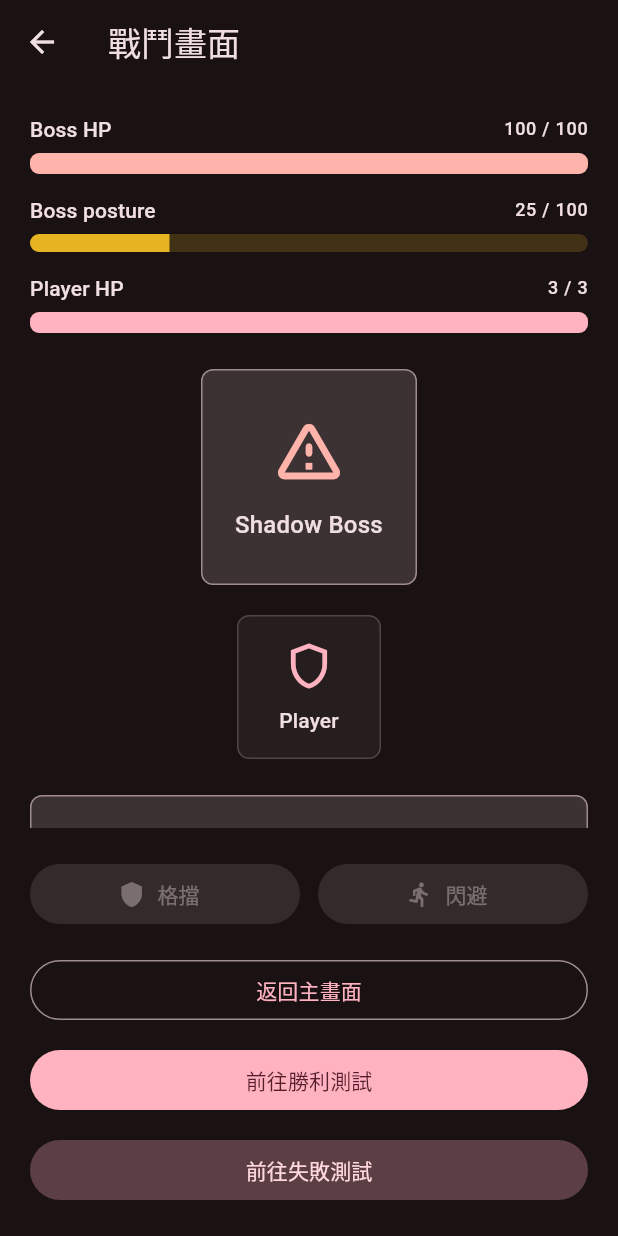
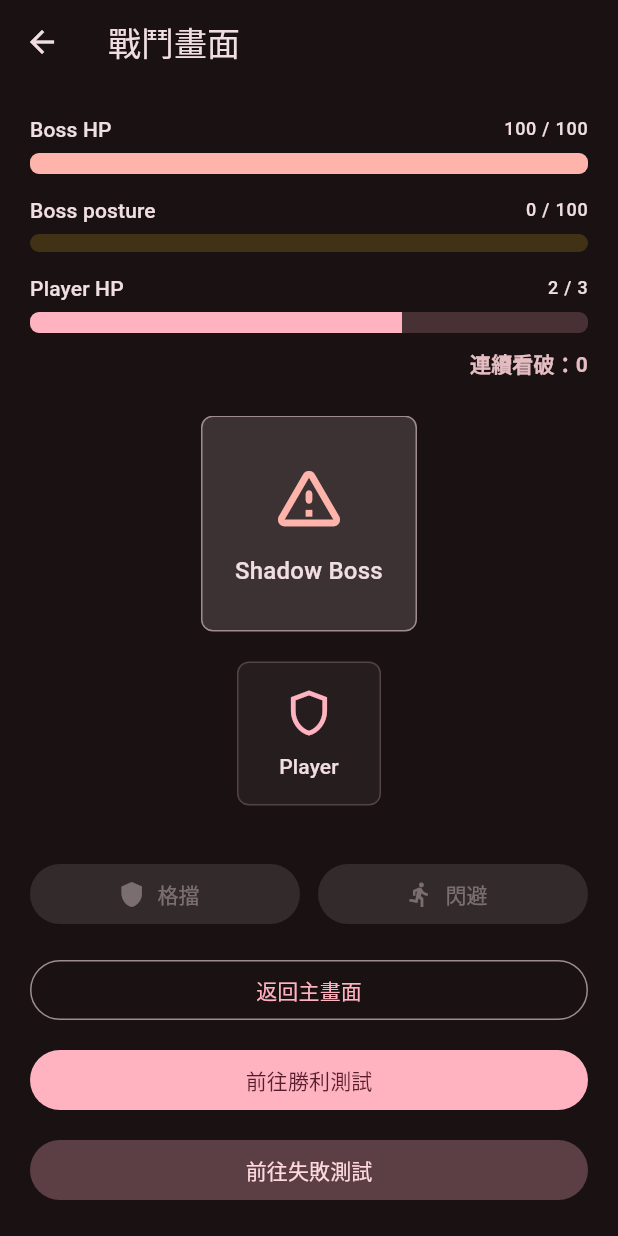
Before and after one commit to 94SungLA/flutter_shadow_parry, a Flutter app: the BattleScreen screen opened directly, after a tap on "格擋", on a phone screen of 412 x 824 dp. Run offline on Flutter 3.47's test engine with Material 3 defaults, Android fonts, the light colour scheme and no system bars.

Commit message:
Add combo and randomized boss rhythm

```diff
--- a/lib/game/battle_controller.dart
+++ b/lib/game/battle_controller.dart
@@ -28,9 +28,7 @@
     _state = BattleState.initial();
     notifyListeners();
 
-    _attackTimer = Timer.periodic(const Duration(seconds: 2), (_) {
-      _createBossAttack();
-    });
+    _scheduleNextAttack();
   }
 
   void parry() {
@@ -60,7 +58,23 @@
     notifyListeners();
 
     _reactionTimer?.cancel();
-    _reactionTimer = Timer(const Duration(seconds: 1), _handleReactionTimeout);
+    _reactionTimer = Timer(
+      const Duration(milliseconds: 900),
+      _handleReactionTimeout,
+    );
+  }
+
+  void _scheduleNextAttack() {
+    if (!_isBattleRunning ||
+        _state.currentAttack != null ||
+        _state.isExecutionReady ||
+        _state.playerHp <= 0) {
+      return;
+    }
+
+    _attackTimer?.cancel();
+    final delay = Duration(milliseconds: 1400 + _random.nextInt(801));
+    _attackTimer = Timer(delay, _createBossAttack);
   }
 
   BossAttack _buildAttack(AttackType type) {
@@ -96,7 +110,9 @@
   }
 
   void _handleSuccessfulResponse(AttackType attackType) {
-    final nextPosture = (_state.bossPosture + 25).clamp(
+    final nextCombo = _state.combo + 1;
+    final postureIncrease = min(20 + nextCombo * 5, 35);
+    final nextPosture = (_state.bossPosture + postureIncrease).clamp(
       0,
       _state.maxBossPosture,
     );
@@ -108,6 +124,7 @@
 
     _state = _state.copyWith(
       bossPosture: nextPosture,
+      combo: nextCombo,
       clearCurrentAttack: true,
       message: isExecutionReady ? '架勢崩解！可以處決' : successMessage,
     );
@@ -117,6 +134,10 @@
     }
 
     notifyListeners();
+
+    if (!isExecutionReady) {
+      _scheduleNextAttack();
+    }
   }
 
   void _handleReactionTimeout() {
@@ -133,6 +154,7 @@
 
     _state = _state.copyWith(
       playerHp: nextPlayerHp,
+      combo: 0,
       clearCurrentAttack: true,
       message: message,
     );
@@ -142,6 +164,10 @@
     }
 
     notifyListeners();
+
+    if (!isDefeated) {
+      _scheduleNextAttack();
+    }
   }
 
   void _stopBossAttack() {
--- a/lib/game/battle_state.dart
+++ b/lib/game/battle_state.dart
@@ -8,6 +8,7 @@
     required this.maxBossHp,
     required this.bossPosture,
     required this.maxBossPosture,
+    required this.combo,
     required this.message,
     this.currentAttack,
   });
@@ -20,6 +21,7 @@
       maxBossHp: 100,
       bossPosture: 0,
       maxBossPosture: 100,
+      combo: 0,
       message: '等待 Boss 出招',
     );
   }
@@ -30,6 +32,7 @@
   final int maxBossHp;
   final int bossPosture;
   final int maxBossPosture;
+  final int combo;
   final BossAttack? currentAttack;
   final String message;
 
@@ -42,6 +45,7 @@
     int? maxBossHp,
     int? bossPosture,
     int? maxBossPosture,
+    int? combo,
     BossAttack? currentAttack,
     String? message,
     bool clearCurrentAttack = false,
@@ -53,6 +57,7 @@
       maxBossHp: maxBossHp ?? this.maxBossHp,
       bossPosture: bossPosture ?? this.bossPosture,
       maxBossPosture: maxBossPosture ?? this.maxBossPosture,
+      combo: combo ?? this.combo,
       currentAttack: clearCurrentAttack
           ? null
           : currentAttack ?? this.currentAttack,
--- a/lib/screens/battle_screen.dart
+++ b/lib/screens/battle_screen.dart
@@ -146,6 +146,15 @@
             maxValue: state.maxPlayerHp,
             color: colorScheme.primary,
           ),
+          const SizedBox(height: 10),
+          Text(
+            '連續看破：${state.combo}',
+            textAlign: TextAlign.right,
+            style: Theme.of(context).textTheme.titleSmall?.copyWith(
+              color: colorScheme.secondary,
+              fontWeight: FontWeight.bold,
+            ),
+          ),
           const SizedBox(height: 24),
           Expanded(
             child: Center(
```
